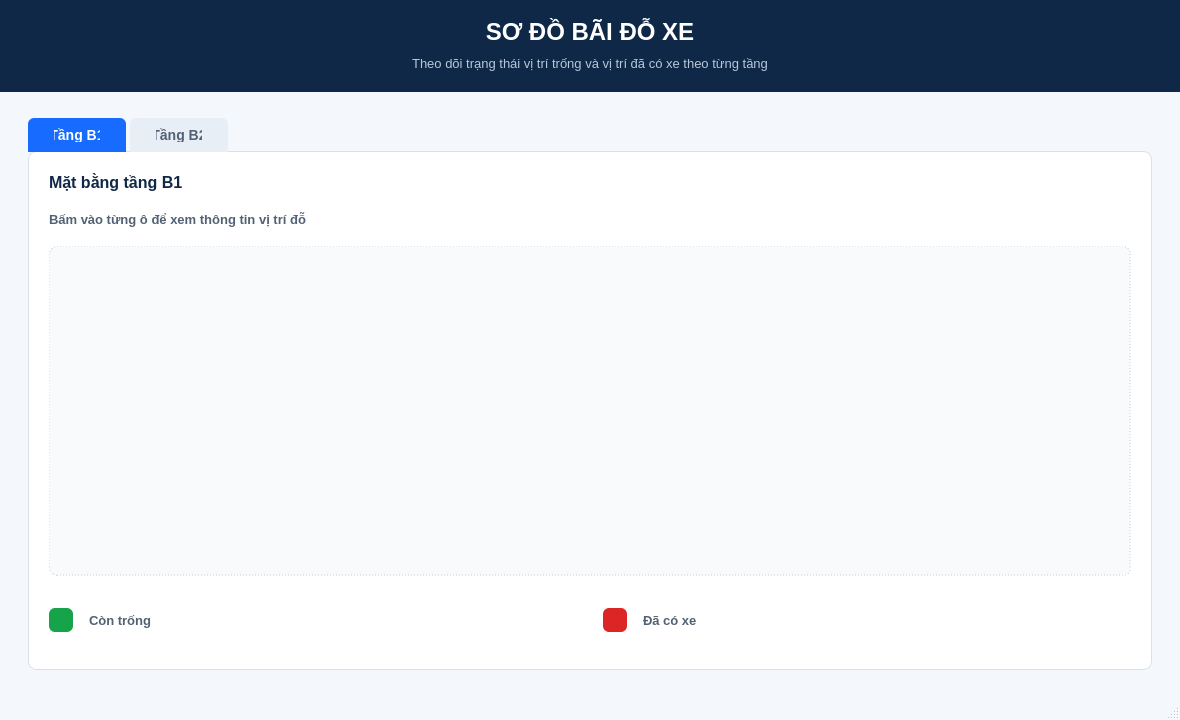
Qt form QLBaiDoXeThongMinh/giaodien/designer/so_do.ui (hiennguyen2501/project_HeThongQuanLyBaiXeThongMinh) before a commit.
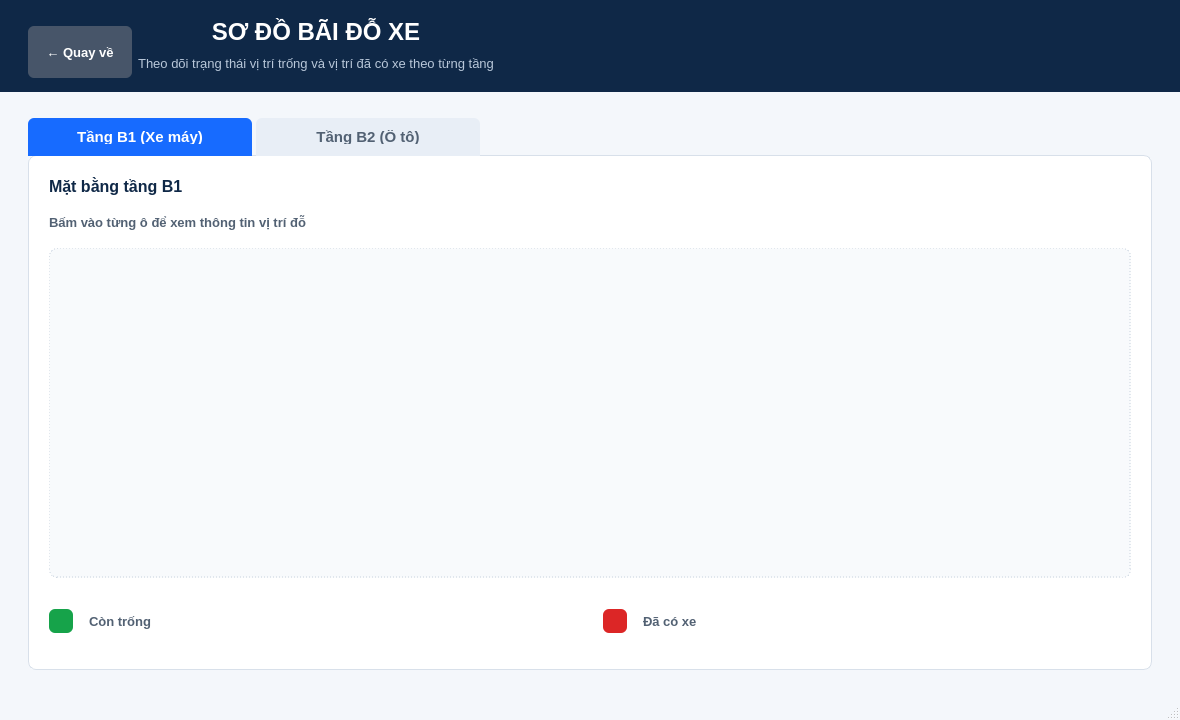
The same form after that commit.

Commit message: hang sua 2 file quanlibaixe và sodo.ui

What changed in the file:
```diff
--- a/QLBaiDoXeThongMinh/giaodien/designer/so_do.ui
+++ b/QLBaiDoXeThongMinh/giaodien/designer/so_do.ui
@@ -48,17 +48,31 @@
 QTabBar::tab {
     background: #E8EEF6;
     color: #526173;
-    padding: 10px 26px;
+    padding: 12px 32px;
     border-top-left-radius: 6px;
     border-top-right-radius: 6px;
     margin-right: 4px;
-    font-size: 14px;
+    font-size: 15px;
     font-weight: 700;
+    min-width: 160px;
 }
 QTabBar::tab:selected {
     background: #176BFF;
     color: #FFFFFF;
 }
+QPushButton#btn_quay_ve {
+    background: #475569;
+    color: #FFFFFF;
+    border: none;
+    border-radius: 6px;
+    padding: 8px 18px;
+    font-size: 13px;
+    font-weight: 700;
+    min-height: 36px;
+}
+QPushButton#btn_quay_ve:hover {
+    background: #334155;
+}
 QFrame#floorPanel,
 QFrame#legendPanel {
     background: #FFFFFF;
@@ -147,7 +161,7 @@
         <height>92</height>
        </size>
       </property>
-      <layout class="QVBoxLayout" name="headerLayout">
+      <layout class="QHBoxLayout" name="headerOuterLayout">
        <property name="leftMargin">
         <number>28</number>
        </property>
@@ -160,6 +174,24 @@
        <property name="bottomMargin">
         <number>18</number>
        </property>
+        <item>
+         <widget class="QPushButton" name="btn_quay_ve">
+          <property name="text">
+           <string>← Quay về</string>
+          </property>
+          <property name="cursor">
+           <cursorShape>PointingHandCursor</cursorShape>
+          </property>
+          <property name="maximumSize">
+           <size>
+            <width>140</width>
+            <height>40</height>
+           </size>
+          </property>
+         </widget>
+        </item>
+        <item>
+         <layout class="QVBoxLayout" name="headerTextLayout">
        <item>
         <widget class="QLabel" name="label_3">
          <property name="text">
@@ -181,6 +213,21 @@
         </widget>
        </item>
       </layout>
+        </item>
+        <item>
+         <spacer name="headerRightSpacer">
+          <property name="orientation">
+           <enum>Qt::Horizontal</enum>
+          </property>
+          <property name="sizeHint" stdset="0">
+           <size>
+            <width>140</width>
+            <height>20</height>
+           </size>
+          </property>
+         </spacer>
+        </item>
+       </layout>
      </widget>
     </item>
     <item>
@@ -207,7 +254,7 @@
         </property>
         <widget class="QWidget" name="tab">
          <attribute name="title">
-          <string>Tầng B1</string>
+          <string>Tầng B1 (Xe máy)</string>
          </attribute>
          <layout class="QVBoxLayout" name="tabLayout">
           <property name="leftMargin">
@@ -362,7 +409,7 @@
         </widget>
         <widget class="QWidget" name="tab_2">
          <attribute name="title">
-          <string>Tầng B2</string>
+          <string>Tầng B2 (Ô tô)</string>
          </attribute>
          <layout class="QVBoxLayout" name="tabLayout2">
           <property name="leftMargin">
```
Lines whose indentation alone changed are shown as unchanged. The commit also changes 1 other file.
